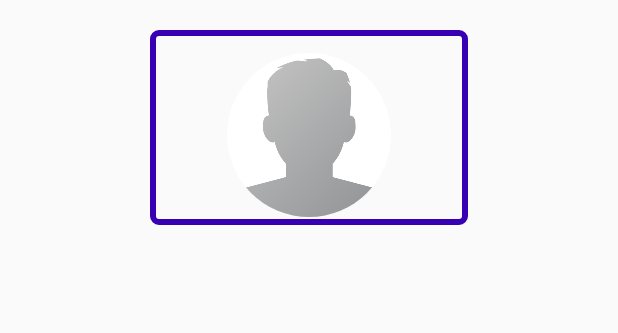
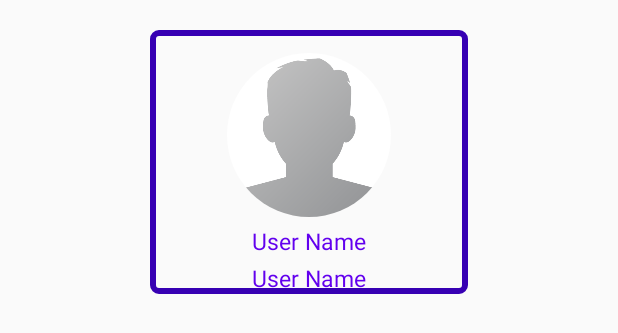
Before and after one commit to vpscnoticeboard/Notice-Board, an Android app: the layout user_item_layout.xml on its own in the app's theme, with its tools: preview values and no code run, on a phone screen of 412 x 824 dp. Shown: the top 333 px of the screen. Run offline under Robolectric (Android 15) with nearby library versions, the phone set to English and light mode, and no system bars.

Commit message:
notice board 7.s

```diff
--- a/app/src/main/java/com/example/projrctlogin/Register.kt
+++ b/app/src/main/java/com/example/projrctlogin/Register.kt
@@ -218,7 +218,7 @@ class Register : AppCompatActivity(), AdapterView.OnItemSelectedListener {
                                    usermap["typeofaccount"]=typeofaccount
                                    usermap["stream"]=stream
                                    usermap["mobileno"]=mobileno
-                                   usermap["password"]=currentuserid
+                                   usermap["password"]=password
                                    usermap["image"]="gs://noticeboard-c45eb.appspot.com/Default Image/default_profile_logo.jpg"
 
                                    useref.child(currentuserid).setValue(usermap)
--- a/app/src/main/res/layout/user_item_layout.xml
+++ b/app/src/main/res/layout/user_item_layout.xml
@@ -6,7 +6,6 @@
     android:background="@drawable/button_black_background"
     android:layout_marginLeft="100dp"
     android:layout_marginRight="100dp"
-    android:layout_marginBottom="10dp"
     >
 
     <RelativeLayout
@@ -22,11 +21,38 @@
             android:src="@drawable/profile"
             android:padding="5dp"
             android:layout_marginTop="10dp"
-
+            android:layout_centerHorizontal="true"
             >
 
         </de.hdodenhof.circleimageview.CircleImageView>
 
+        <TextView
+            android:id="@+id/user_name_search"
+            android:layout_width="match_parent"
+            android:layout_height="wrap_content"
+            android:gravity="center"
+            android:text="User Name"
+            android:textSize="15dp"
+            android:textColor="@color/colorPrimary"
+            android:layout_below="@+id/user_profile_image_search"
+            >
+
+        </TextView>
+
+        <TextView
+            android:id="@+id/user_last_name_search"
+            android:layout_width="match_parent"
+            android:layout_height="wrap_content"
+            android:gravity="center"
+            android:text="User Name"
+            android:textSize="15dp"
+            android:layout_marginTop="3dp"
+            android:textColor="@color/colorPrimary"
+            android:layout_below="@+id/user_name_search"
+            >
+
+        </TextView>
+
     </RelativeLayout>
 
 </RelativeLayout>
```
